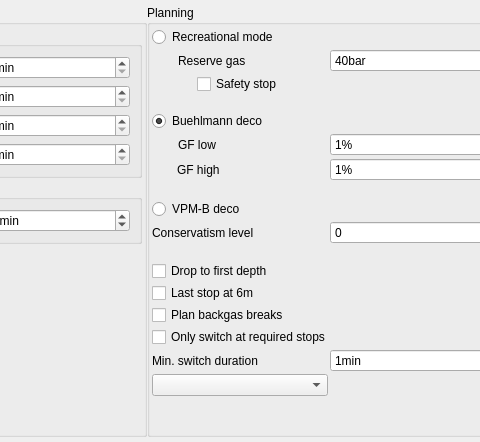
The window that qt-ui/plannerSettings.ui (subsurface/subsurface) describes before a commit, drawn with Qt 5; both pictures show x 222 to 702 and y 0 to 442 of the 1102 by 442 pixel window.
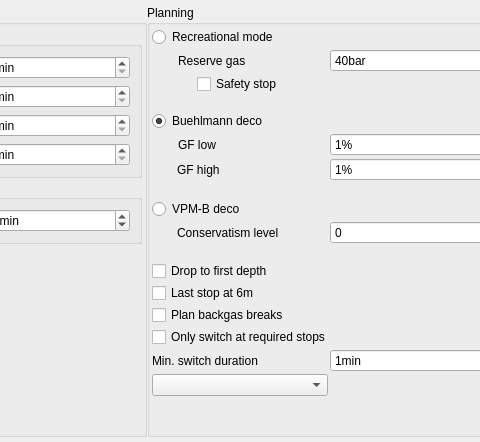
The same window after the commit.

Commit message: Indent "Conservatism level"

Diff of the .ui file:
```diff
--- a/qt-ui/plannerSettings.ui
+++ b/qt-ui/plannerSettings.ui
@@ -491,6 +491,9 @@
             <property name="text">
              <string>Conservatism level</string>
             </property>
+            <property name="indent">
+             <number>25</number>
+            </property>
            </widget>
           </item>
           <item row="12" column="2">
```
